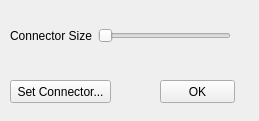
The window that forms/bindingmeshpanel.ui (TopModLab/Unfolding) describes before a commit, drawn with Qt 5.
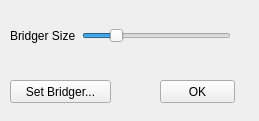
The same window after the commit.

Commit message: Binding mesh(bridger with scaled original face) completed. - new insert edge function in hds mesh - changed the name of "connectors" to bridger. From now on, connectors are only referred to as Connectors after unfolding. - new bind mesh panel.

```diff
--- a/forms/bindingmeshpanel.ui
+++ b/forms/bindingmeshpanel.ui
@@ -36,7 +36,7 @@
     </rect>
    </property>
    <property name="text">
-    <string>Set Connector...</string>
+    <string>Set Bridger...</string>
    </property>
    <property name="checkable">
     <bool>true</bool>
@@ -55,12 +55,15 @@
     <item>
      <widget class="QLabel" name="sizeLabel">
       <property name="text">
-       <string>Connector Size</string>
+       <string>Bridger Size</string>
       </property>
      </widget>
     </item>
     <item>
      <widget class="QSlider" name="sizeSlider">
+      <property name="value">
+       <number>20</number>
+      </property>
       <property name="orientation">
        <enum>Qt::Horizontal</enum>
       </property>
```
Left out of the diff: 2 changed lines with no effect on the pictures. The commit also changes 26 other files.
